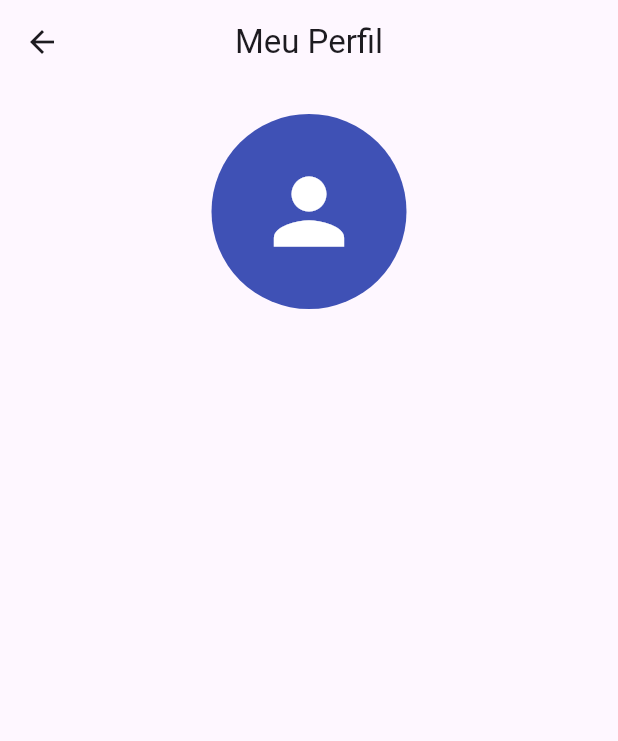
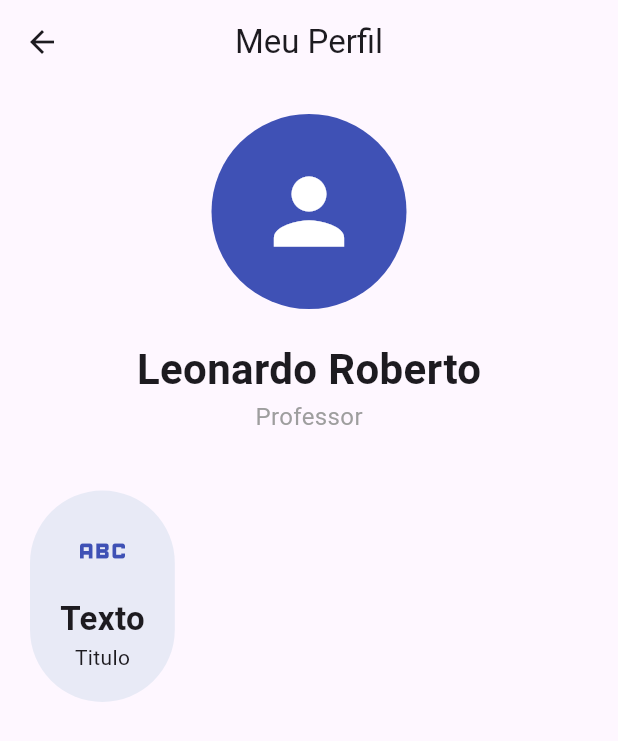
Before and after one commit to Pinbolim/programacao-mobile, a Flutter app: the Aula03 screen opened by its route, on a phone screen of 412 x 824 dp. Shown: the top 741 px of the screen. Run offline on Flutter 3.47's test engine with Material 3 defaults, Android fonts, the phone set to English and light mode, and no system bars.

Commit message:
Sequencia da aula 03

```diff
--- a/lib/Paginas/aula03.dart
+++ b/lib/Paginas/aula03.dart
@@ -14,15 +14,16 @@ class Aula03 extends StatelessWidget {
       body: SingleChildScrollView(
         // Adiciona um padding em torno do conteúdo da tela
         padding: EdgeInsets.all(20),
+        // Precisamos do container para aplicar alinhamento de forma correta
         child: Container(
           width: double.infinity,
-            child: const Column(
+          child: Column(
             mainAxisSize: MainAxisSize.max,
-              //Alinhnando ao centro
+            // Alinhando ao centro
             mainAxisAlignment: MainAxisAlignment.center,
             crossAxisAlignment: CrossAxisAlignment.center,
             children: [
-                //Cria um avatar circular
+              // Cria um avatar circular
               const CircleAvatar(
                 radius: 65,
                 backgroundColor: Colors.indigo,
@@ -32,9 +33,56 @@ class Aula03 extends StatelessWidget {
                   size: 70,
                 ),
               ),
+              SizedBox(height: 20),
+              Text(
+                "Leonardo Roberto",
+                style: TextStyle(
+                  fontSize: 28,
+                  fontWeight: FontWeight.bold,
+                ),
+              ),
+              Text(
+                "Professor",
+                style: TextStyle(
+                  fontSize: 16,
+                  color: Colors.grey,
+                ),
+              ),
+              const SizedBox(height: 38),
+              // Dispor elementos em linha
+              Row(
+                children: [
+                  Container(
+                    padding: EdgeInsets.all(20),
+                    decoration: BoxDecoration(
+                      color: Colors.indigo.shade50,
+                      borderRadius: BorderRadius.circular(50),
+                    ),
+                    child: const Column(
+                      children: [
+                        Icon(
+                          Icons.abc,
+                          size: 40,
+                          color: Colors.indigo,
+                        ),
+                        const SizedBox(height: 10),
+                        Text(
+                          "Texto",
+                          style: TextStyle(
+                            fontSize: 22,
+                            fontWeight: FontWeight.bold,
+                          ),
+                        ),
+                        Text("Titulo"),
                       ],
                     ),
-          )),
+                  )
+                ],
+              ),
+            ],
+          ),
+        ),
+      ),
     );
   }
 }
```
Lines whose indentation alone changed are shown as unchanged.
